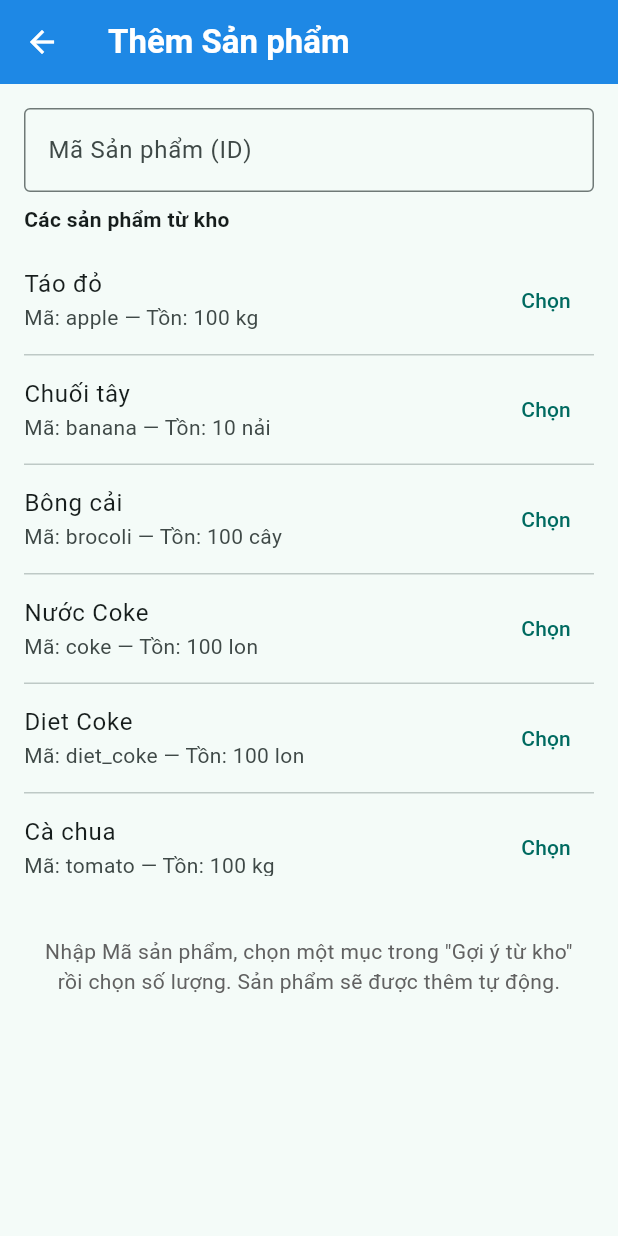
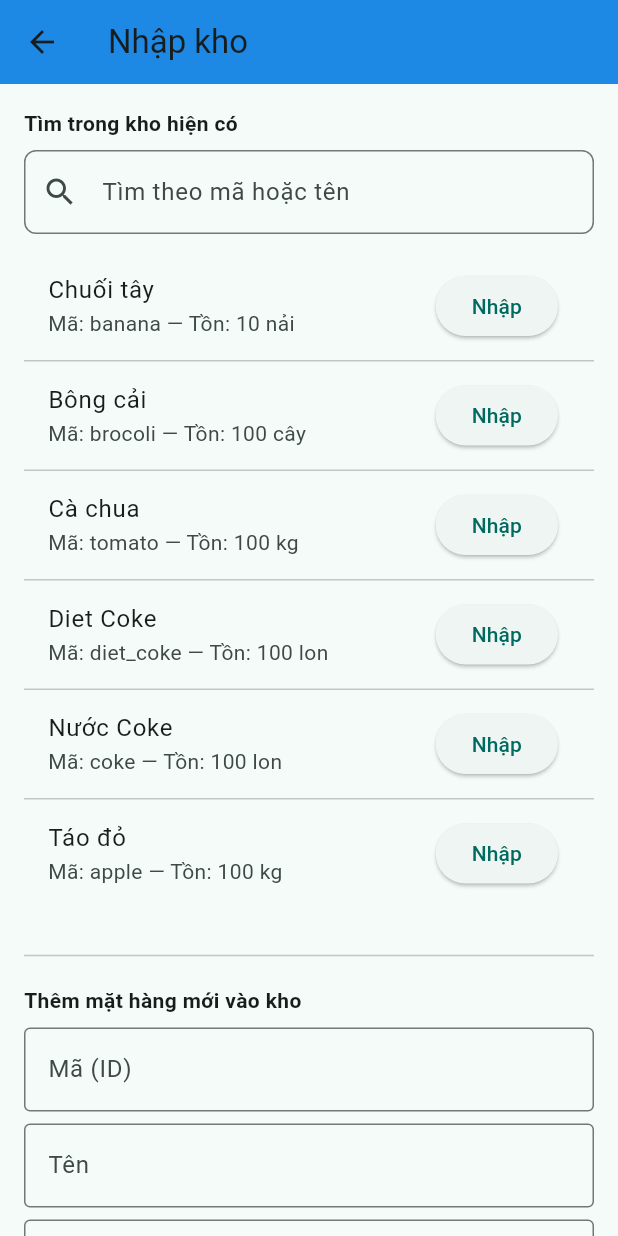
Before and after one commit to Sangisme108/banhangg, a Flutter app: the InventoryManagementScreen screen opened directly, after a tap on the "add circle outline" icon, on a phone screen of 412 x 824 dp. Run offline on Flutter 3.47's test engine with Material 3 defaults, Android fonts, the phone set to English and light mode, and no system bars; our stand-ins replace fl_chart, flutter_svg, hive, hive_flutter, image_picker; accounts and stored records are empty; network calls fail.

Commit message:
nhập kho

```diff
--- a/lib/screens/inventory_management_screen.dart
+++ b/lib/screens/inventory_management_screen.dart
@@ -1,6 +1,7 @@
 // lib/screens/inventory_management_screen.dart (ĐÃ CẬP NHẬT: Kết nối nút Sắp hết hàng)
 import 'package:flutter/material.dart';
 import 'package:hive_flutter/hive_flutter.dart';
+import 'package:sieuthimini/screens/import_inventory_screen.dart';
 import '../models/product.dart';
 import '../services/db_service.dart';
 import 'add_product_screen.dart';
@@ -47,7 +48,7 @@ class _InventoryManagementScreenState extends State<InventoryManagementScreen> {
   void _onImportInventoryPressed() async {
     await Navigator.of(
       context,
-    ).push(MaterialPageRoute(builder: (_) => const AddProductScreen()));
+    ).push(MaterialPageRoute(builder: (_) => const ImportInventoryScreen()));
   }
 
   void _onHistoryInventoryPressed() async {
```
